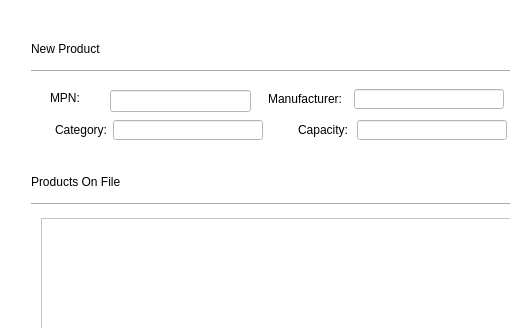
Qt form uis/product_form.ui (andrei219/euromedia) before a commit; both pictures show x 0 to 510 and y 0 to 328 of the 860 by 695 pixel window.
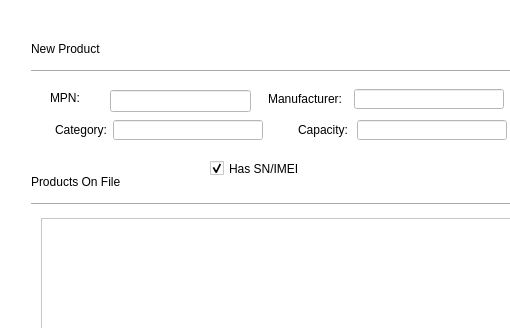
The same form after that commit. Icons and pictures are not drawn.

Commit message: app code for has_serie field working

```diff
--- a/uis/product_form.ui
+++ b/uis/product_form.ui
@@ -536,6 +536,22 @@
     </size>
    </property>
   </widget>
+  <widget class="QCheckBox" name="has_serie">
+   <property name="geometry">
+    <rect>
+     <x>210</x>
+     <y>160</y>
+     <width>121</width>
+     <height>17</height>
+    </rect>
+   </property>
+   <property name="text">
+    <string>Has SN/IMEI</string>
+   </property>
+   <property name="checked">
+    <bool>true</bool>
+   </property>
+  </widget>
  </widget>
  <tabstops>
   <tabstop>mpn</tabstop>
```
The commit also changes 4 other files.
